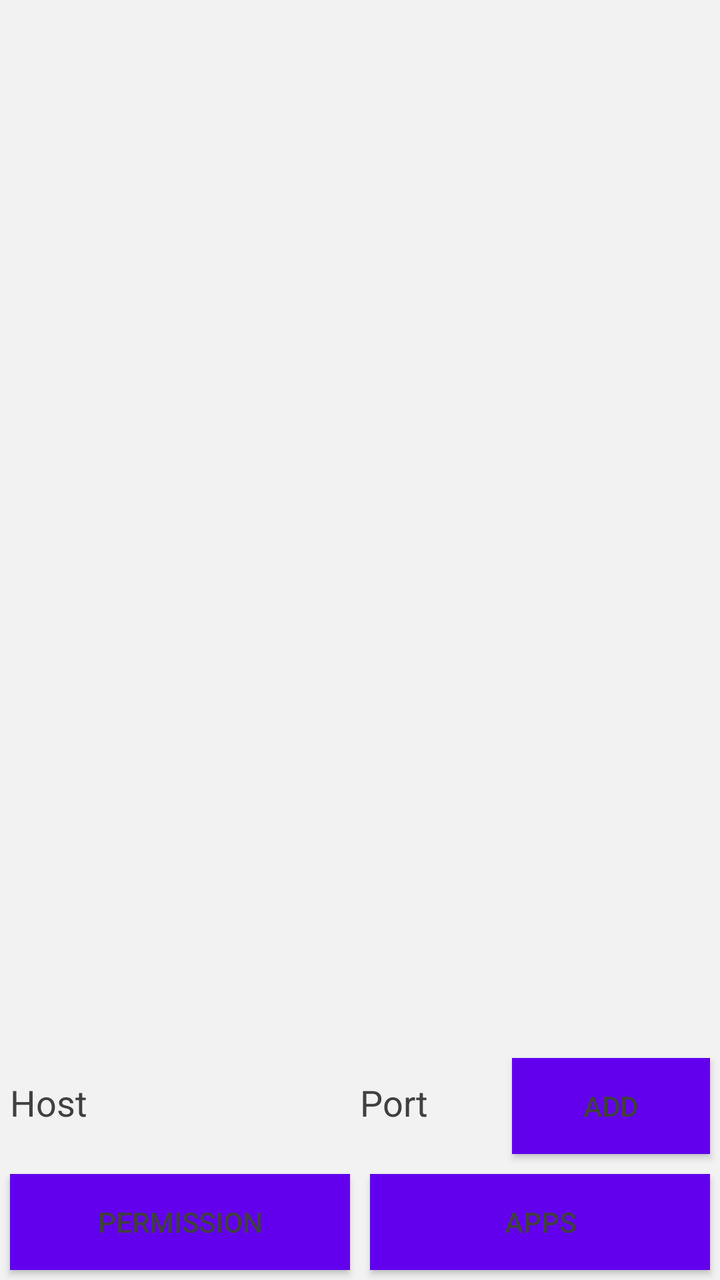
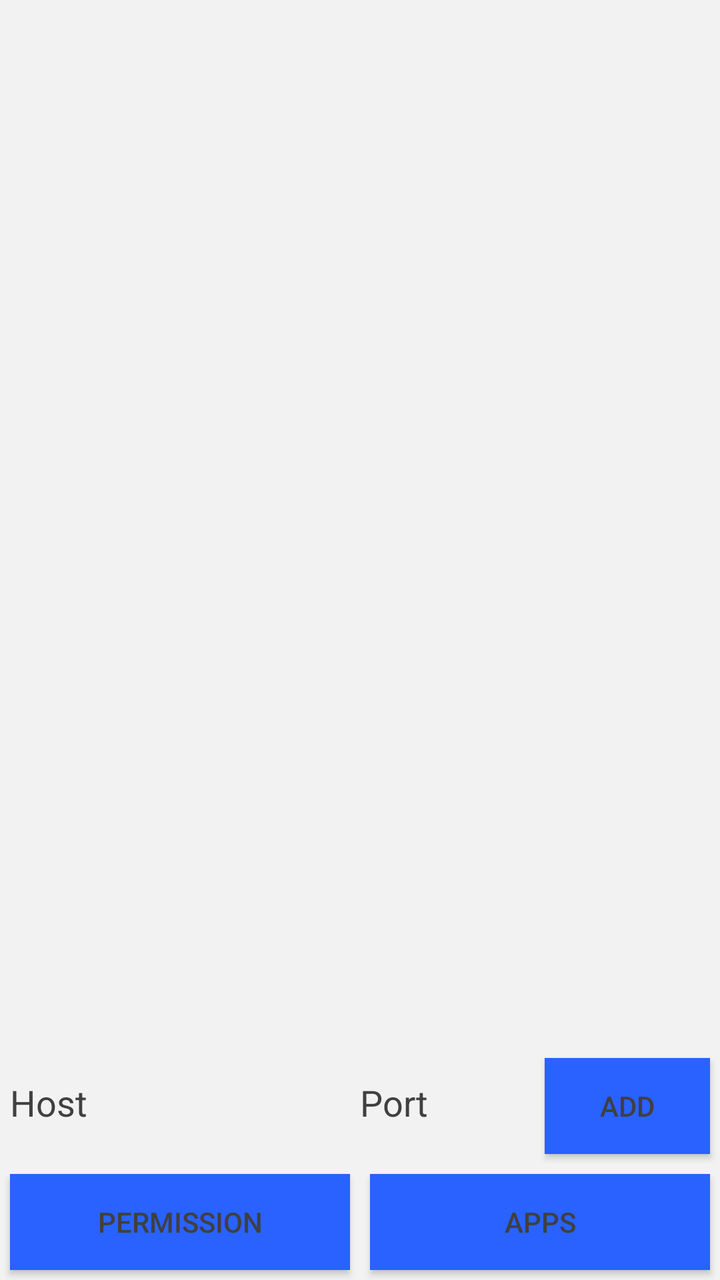

The first picture is an Android layout as it rendered before a commit; the second is the same layout after the commit. The layout source and the unified diff follow.
<!-- AndroidManifest.xml: application theme Theme -->
<!-- res/layout/addresses_activity.xml -->
<?xml version="1.0" encoding="utf-8"?>
<LinearLayout xmlns:android="http://schemas.android.com/apk/res/android"
    android:layout_width="match_parent"
    android:layout_height="match_parent"
    android:background="@color/background"
    android:orientation="vertical">
    <androidx.recyclerview.widget.RecyclerView android:id="@+id/addresses_recycler_view"
        android:layout_width="match_parent"
        android:layout_height="wrap_content"
        android:layout_weight="0.1"/>
    <LinearLayout android:layout_width="match_parent"
        android:layout_height="wrap_content"
        android:orientation="horizontal">
        <EditText style="@style/EditText"
            android:id="@+id/host_edit_text"
            android:layout_width="0dp"
            android:layout_height="wrap_content"
            android:layout_margin="5dp"
            android:layout_weight="0.5"
            android:digits="0123456789."
            android:hint="@string/host"
            android:importantForAutofill="no"
            android:inputType="number"/>
        <EditText style="@style/EditText"
            android:id="@+id/port_edit_text"
            android:layout_width="0dp"
            android:layout_height="wrap_content"
            android:layout_margin="5dp"
            android:layout_weight="0.2"
            android:hint="@string/port"
            android:importantForAutofill="no"
            android:inputType="number"/>
        <Button style="@style/Button"
            android:layout_width="0dp"
            android:layout_height="wrap_content"
            android:layout_margin="5dp"
            android:layout_weight="0.3"
            android:onClick="onAdd"
            android:text="@string/add"/>
    </LinearLayout>
    <LinearLayout android:layout_width="match_parent"
        android:layout_height="wrap_content"
        android:orientation="horizontal">
        <Button style="@style/Button"
            android:layout_width="0dp"
            android:layout_height="wrap_content"
            android:layout_margin="5dp"
            android:layout_weight="1"
            android:onClick="onPermission"
            android:text="@string/permission"/>
        <Button style="@style/Button"
            android:layout_width="0dp"
            android:layout_height="wrap_content"
            android:layout_margin="5dp"
            android:layout_weight="1"
            android:onClick="onApps"
            android:text="@string/apps"/>
    </LinearLayout>
</LinearLayout>
<!-- resources referenced by this layout -->
<resources>
  <color name="background">#f2f2f2</color>
  <string name="add">Add</string>
  <string name="apps">Apps</string>
  <string name="host">Host</string>
  <string name="permission">Permission</string>
  <string name="port">Port</string>
  <style name="Button" parent="Widget.AppCompat.Button">
          <item name="android:textColor">@color/text</item>
          <item name="android:background">@color/second_background</item>
      </style>
  <style name="EditText" parent="Widget.AppCompat.EditText">
          <item name="android:textCursorDrawable">@null</item>
          <item name="android:background">@null</item>
          <item name="android:textColor">@color/text</item>
          <item name="android:textColorHint">@color/text</item>
      </style>
  <style name="Theme" parent="ThemeBase">
          <item name="android:windowLightStatusBar">true</item>
          <item name="android:windowLightNavigationBar">true</item>
      </style>
  <color name="text">#404040</color>
  <color name="second_background">#bfbfbf</color>
  <style name="ThemeBase" parent="Theme.MaterialComponents.DayNight">
          <item name="android:statusBarColor">@color/background</item>
          <item name="android:navigationBarColor">@color/background</item>
          <item name="snackbarStyle">@style/Snackbar</item>
          <item name="snackbarButtonStyle">@style/SnackbarButton</item>
          <item name="snackbarTextViewStyle">@style/SnackbarTextView</item>
      </style>
  <style name="Snackbar" parent="Widget.MaterialComponents.Snackbar">
          <item name="android:background">@color/second_background</item>
      </style>
  <style name="SnackbarButton" parent="Widget.MaterialComponents.Button.TextButton.Snackbar">
          <item name="android:textColor">@color/text</item>
      </style>
  <style name="SnackbarTextView" parent="Widget.MaterialComponents.Snackbar.TextView">
          <item name="android:textColor">@color/text</item>
      </style>
</resources>

<!-- the commit's change to res/layout/addresses_activity.xml (unified diff, before → after) -->
@@ -2,12 +2,11 @@
 <LinearLayout xmlns:android="http://schemas.android.com/apk/res/android"
     android:layout_width="match_parent"
     android:layout_height="match_parent"
-    android:background="@color/background"
     android:orientation="vertical">
     <androidx.recyclerview.widget.RecyclerView android:id="@+id/addresses_recycler_view"
         android:layout_width="match_parent"
-        android:layout_height="wrap_content"
-        android:layout_weight="0.1"/>
+        android:layout_height="0dp"
+        android:layout_weight="1"/>
     <LinearLayout android:layout_width="match_parent"
         android:layout_height="wrap_content"
         android:orientation="horizontal">
@@ -15,8 +14,8 @@
             android:id="@+id/host_edit_text"
             android:layout_width="0dp"
             android:layout_height="wrap_content"
-            android:layout_margin="5dp"
-            android:layout_weight="0.5"
+            android:layout_margin="@dimen/widget_margin"
+            android:layout_weight="2"
             android:digits="0123456789."
             android:hint="@string/host"
             android:importantForAutofill="no"
@@ -25,16 +24,16 @@
             android:id="@+id/port_edit_text"
             android:layout_width="0dp"
             android:layout_height="wrap_content"
-            android:layout_margin="5dp"
-            android:layout_weight="0.2"
+            android:layout_margin="@dimen/widget_margin"
+            android:layout_weight="1"
             android:hint="@string/port"
             android:importantForAutofill="no"
             android:inputType="number"/>
         <Button style="@style/Button"
             android:layout_width="0dp"
             android:layout_height="wrap_content"
-            android:layout_margin="5dp"
-            android:layout_weight="0.3"
+            android:layout_margin="@dimen/widget_margin"
+            android:layout_weight="1"
             android:onClick="onAdd"
             android:text="@string/add"/>
     </LinearLayout>
@@ -44,14 +43,14 @@
         <Button style="@style/Button"
             android:layout_width="0dp"
             android:layout_height="wrap_content"
-            android:layout_margin="5dp"
+            android:layout_margin="@dimen/widget_margin"
             android:layout_weight="1"
             android:onClick="onPermission"
             android:text="@string/permission"/>
         <Button style="@style/Button"
             android:layout_width="0dp"
             android:layout_height="wrap_content"
-            android:layout_margin="5dp"
+            android:layout_margin="@dimen/widget_margin"
             android:layout_weight="1"
             android:onClick="onApps"
             android:text="@string/apps"/>
<!-- resource entries referenced after the edit -->
@@ -1,6 +1,11 @@
 <!-- resources referenced by this layout -->
 <resources>
+  <dimen name="widget_margin">5dp</dimen>
   <color name="background">#f2f2f2</color>
+  <style name="ActionBar" parent="Widget.AppCompat.ActionBar">
+          <item name="android:background">@color/background</item>
+          <item name="android:textColor">@color/accent</item>
+      </style>
   <string name="add">Add</string>
   <string name="apps">Apps</string>
   <string name="host">Host</string>
@@ -25,9 +30,15 @@
   <style name="ThemeBase" parent="Theme.MaterialComponents.DayNight">
           <item name="android:statusBarColor">@color/background</item>
           <item name="android:navigationBarColor">@color/background</item>
+          <item name="android:windowBackground">@color/background</item>
+          <item name="android:textColorPrimary">@color/text</item>
+          <item name="actionBarStyle">@style/ActionBar</item>
           <item name="snackbarStyle">@style/Snackbar</item>
           <item name="snackbarButtonStyle">@style/SnackbarButton</item>
           <item name="snackbarTextViewStyle">@style/SnackbarTextView</item>
+          <item name="colorAccent">@color/accent</item>
+          <item name="colorPrimary">@color/accent</item>
+          <item name="colorSecondary">@color/accent</item>
       </style>
   <style name="Snackbar" parent="Widget.MaterialComponents.Snackbar">
           <item name="android:background">@color/second_background</item>
@@ -38,5 +49,6 @@
   <style name="SnackbarTextView" parent="Widget.MaterialComponents.Snackbar.TextView">
           <item name="android:textColor">@color/text</item>
       </style>
+  <color name="accent">#2962ff</color>
 </resources>
 
